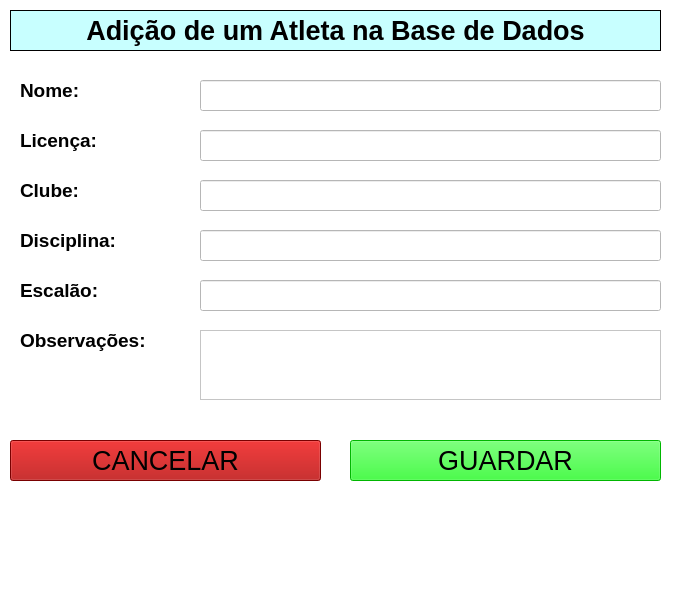
Above: central_pc/gui/addplayerwindow.ui from xBogas/ES-SACA before the change. Below: the same form after it.
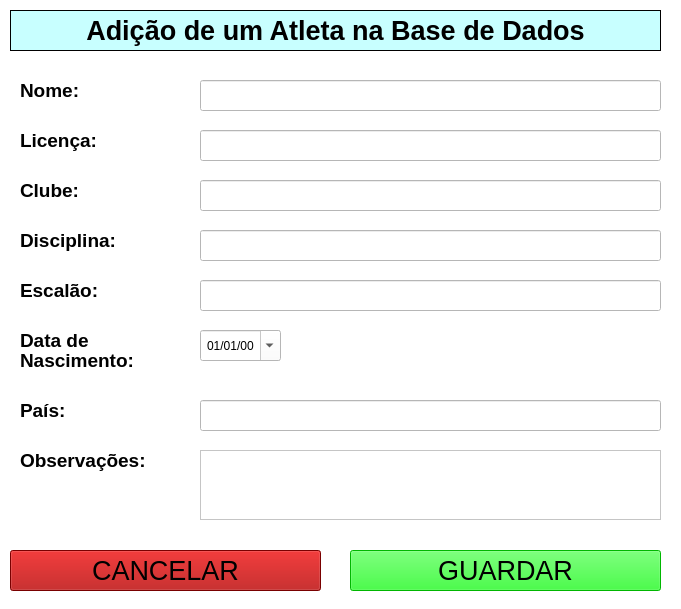
That is the form after the change.

Commit message: changes in addplayerwindow: birth date and nationality added to the GUI

The edit to the form file:
```diff
--- a/central_pc/gui/addplayerwindow.ui
+++ b/central_pc/gui/addplayerwindow.ui
@@ -24,7 +24,7 @@
     <property name="geometry">
      <rect>
       <x>10</x>
-      <y>440</y>
+      <y>550</y>
       <width>311</width>
       <height>41</height>
      </rect>
@@ -45,7 +45,7 @@
     <property name="geometry">
      <rect>
       <x>350</x>
-      <y>440</y>
+      <y>550</y>
       <width>311</width>
       <height>41</height>
      </rect>
@@ -192,7 +192,7 @@
     <property name="geometry">
      <rect>
       <x>20</x>
-      <y>330</y>
+      <y>450</y>
       <width>151</width>
       <height>21</height>
      </rect>
@@ -286,7 +286,7 @@
     <property name="geometry">
      <rect>
       <x>200</x>
-      <y>330</y>
+      <y>450</y>
       <width>461</width>
       <height>70</height>
      </rect>
@@ -297,6 +297,100 @@
      </font>
     </property>
    </widget>
+   <widget class="QLabel" name="label_8">
+    <property name="geometry">
+     <rect>
+      <x>20</x>
+      <y>330</y>
+      <width>91</width>
+      <height>21</height>
+     </rect>
+    </property>
+    <property name="font">
+     <font>
+      <pointsize>14</pointsize>
+      <bold>true</bold>
+     </font>
+    </property>
+    <property name="text">
+     <string>Data de </string>
+    </property>
+   </widget>
+   <widget class="QLabel" name="label_9">
+    <property name="geometry">
+     <rect>
+      <x>20</x>
+      <y>350</y>
+      <width>151</width>
+      <height>21</height>
+     </rect>
+    </property>
+    <property name="font">
+     <font>
+      <pointsize>14</pointsize>
+      <bold>true</bold>
+     </font>
+    </property>
+    <property name="text">
+     <string>Nascimento:</string>
+    </property>
+   </widget>
+   <widget class="QLabel" name="label_10">
+    <property name="geometry">
+     <rect>
+      <x>20</x>
+      <y>400</y>
+      <width>61</width>
+      <height>21</height>
+     </rect>
+    </property>
+    <property name="font">
+     <font>
+      <pointsize>14</pointsize>
+      <bold>true</bold>
+     </font>
+    </property>
+    <property name="text">
+     <string>País:</string>
+    </property>
+   </widget>
+   <widget class="QLineEdit" name="paisText">
+    <property name="geometry">
+     <rect>
+      <x>200</x>
+      <y>400</y>
+      <width>461</width>
+      <height>31</height>
+     </rect>
+    </property>
+    <property name="font">
+     <font>
+      <pointsize>12</pointsize>
+     </font>
+    </property>
+    <property name="inputMethodHints">
+     <set>Qt::ImhNone</set>
+    </property>
+   </widget>
+   <widget class="QDateEdit" name="birthText">
+    <property name="geometry">
+     <rect>
+      <x>200</x>
+      <y>330</y>
+      <width>81</width>
+      <height>31</height>
+     </rect>
+    </property>
+    <property name="alignment">
+     <set>Qt::AlignCenter</set>
+    </property>
+    <property name="displayFormat">
+     <string>dd/MM/yy</string>
+    </property>
+    <property name="calendarPopup">
+     <bool>true</bool>
+    </property>
+   </widget>
   </widget>
  </widget>
  <resources/>
```
The commit also changes 3 other files.
